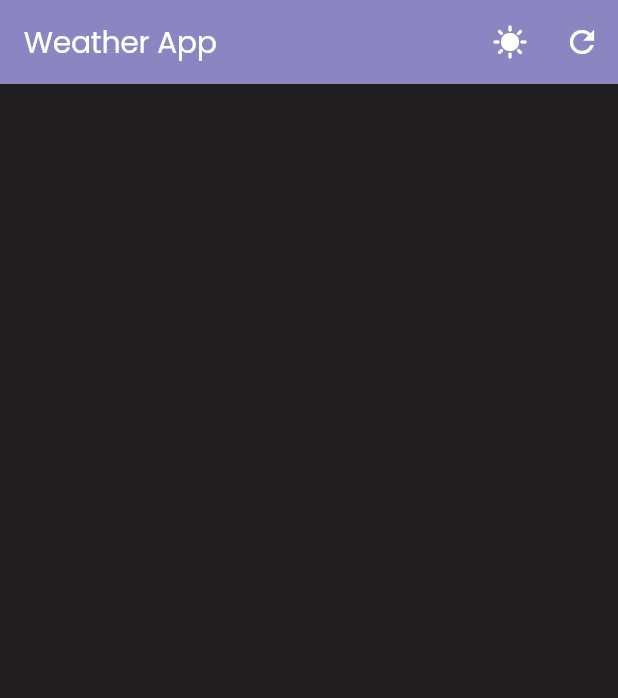
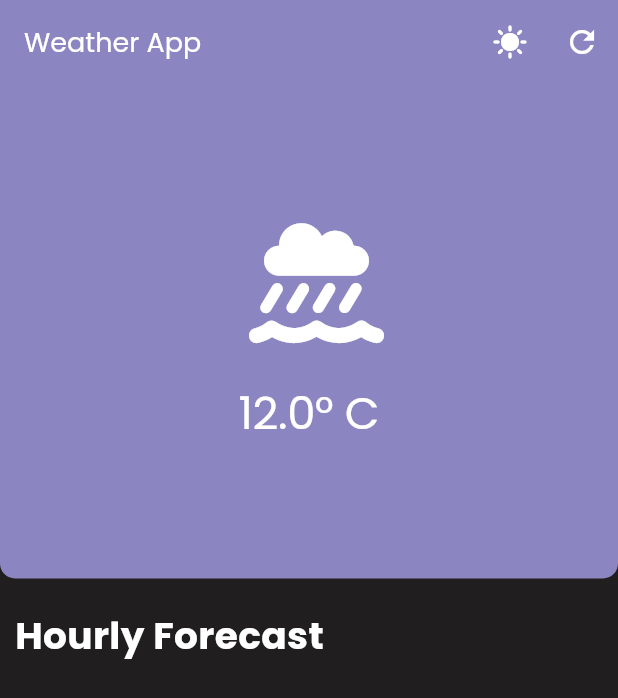
Before and after one commit to ARPAN-DUTTA1/weather_bloc, a Flutter app: the screen it shows after launch, after a tap on the "dark mode" icon, on a phone screen of 412 x 824 dp. Shown: the top 698 px of the screen. Run offline on Flutter 3.47's test engine with Material 3 defaults, Android fonts, the phone set to English and light mode, and no system bars; our stand-ins replace bloc, flutter_animate, flutter_bloc, font_awesome_flutter, go_router; missing offline and left inert: dart:ffi.

Commit message:
side heading done

```diff
--- a/lib/main.dart
+++ b/lib/main.dart
@@ -57,11 +57,11 @@ class MyApp extends StatelessWidget {
                   color: Color.fromARGB(255, 255, 255, 255),
                 ),
                 displayLarge: TextStyle(
-                  fontSize: 20.0,
+                  fontSize: 30.0,
                   color: Color.fromARGB(255, 255, 255, 255),
                 ),
                 displayMedium: TextStyle(
-                  fontSize: 16.0,
+                  fontSize: 18.0,
                   color: Color.fromARGB(255, 255, 255, 255),
                 ),
                 displaySmall: TextStyle(
@@ -100,11 +100,11 @@ class MyApp extends StatelessWidget {
                   color: Color.fromARGB(255, 0, 0, 0),
                 ),
                 displayLarge: TextStyle(
-                  fontSize: 20.0,
+                  fontSize: 30.0,
                   color: Color.fromARGB(255, 255, 255, 255),
                 ),
                 displayMedium: TextStyle(
-                  fontSize: 16.0,
+                  fontSize: 18.0,
                   color: Color.fromARGB(255, 255, 255, 255),
                 ),
                 displaySmall: TextStyle(
--- a/lib/provider/theme_provider/bloc/theme_bloc.dart
+++ b/lib/provider/theme_provider/bloc/theme_bloc.dart
@@ -8,10 +8,10 @@ part 'theme_state.dart';
 
 class ThemeBloc extends Bloc<ThemeEvent, ThemeState> {
   ThemeBloc() : super(ThemeInitial()) {
-    on<ToggleThemeEvent>(toggleThemeEvent);
+    on<ToggleThemeEvent>(_toggleThemeEvent);
   }
 
-  FutureOr<void> toggleThemeEvent(
+  FutureOr<void> _toggleThemeEvent(
     ToggleThemeEvent event,
     Emitter<ThemeState> emit,
   ) {
--- a/lib/screens/weather/weather_screen.dart
+++ b/lib/screens/weather/weather_screen.dart
@@ -1,5 +1,8 @@
 import 'package:flutter/material.dart';
+import 'package:font_awesome_flutter/font_awesome_flutter.dart';
 import 'package:weather_bloc/screens/weather/widgets/custom_appbar.dart';
+import 'package:weather_bloc/screens/weather/widgets/main_weather_card_widget.dart';
+import 'package:weather_bloc/screens/weather/widgets/side_heading_widget.dart';
 
 class WeatherScreen extends StatelessWidget {
   const WeatherScreen({super.key});
@@ -12,6 +15,7 @@ class WeatherScreen extends StatelessWidget {
 
     return Scaffold(
       body: CustomScrollView(
+        physics: BouncingScrollPhysics(),
         slivers: [
           CustomAppbar(
             title: 'Weather App',
@@ -19,7 +23,18 @@ class WeatherScreen extends StatelessWidget {
               // your refresh logic
             },
           ),
-          // SliverToBoxAdapter(child: ),
+          MainWeatherCardWidget(
+            tempText: '12.0° C',
+            color: color.primary,
+            height: size.height * 0.40,
+            width: size.width,
+            icon: FontAwesomeIcons.cloudShowersWater,
+            textStyle: text.displayLarge!,
+          ),
+
+          SideHeadingWidget(sideTitle: 'Hourly Forecast'),
+
+
         ],
       ),
     );
--- a/lib/screens/weather/widgets/custom_appbar.dart
+++ b/lib/screens/weather/widgets/custom_appbar.dart
@@ -15,7 +15,9 @@ class CustomAppbar extends StatelessWidget {
       pinned: false,
       snap: true,
       stretch: true,
-      title: Text(title, style: Theme.of(context).textTheme.displayLarge),
+      // expandedHeight: 200,
+      // forceMaterialTransparency: true,
+      title: Text(title, style: Theme.of(context).textTheme.displayMedium),
       centerTitle: false,
       actions: [
         BlocBuilder<ThemeBloc, ThemeState>(
--- /dev/null
+++ b/lib/screens/weather/widgets/main_weather_card_widget.dart
@@ -0,0 +1,63 @@
+// ignore_for_file: public_member_api_docs, sort_constructors_first
+import 'dart:ffi';
+
+import 'package:flutter/material.dart';
+
+class MainWeatherCardWidget extends StatelessWidget {
+  final String tempText;
+  final Color color;
+  final double height;
+  final double width;
+  final IconData icon;
+  final TextStyle textStyle;
+  const MainWeatherCardWidget({
+    super.key,
+    required this.tempText,
+    required this.color,
+    required this.height,
+    required this.width,
+    required this.icon,
+    required this.textStyle,
+  });
+
+  @override
+  Widget build(BuildContext context) {
+    final isDarkMode = Theme.of(context).brightness == Brightness.dark;
+    return SliverToBoxAdapter(
+      child: Container(
+        decoration: BoxDecoration(
+          borderRadius: BorderRadius.only(
+            bottomLeft: Radius.circular(10),
+            bottomRight: Radius.circular(10),
+          ),
+          boxShadow: isDarkMode
+              ? []
+              : [
+                  BoxShadow(
+                    color: Colors.grey,
+                    blurRadius: 5.0,
+                    spreadRadius: 3.0,
+                  ),
+                ],
+          color: color,
+        ),
+        height: height,
+        width: width,
+        child: Column(
+          mainAxisAlignment: MainAxisAlignment.center,
+          children: [
+            Icon(
+              icon,
+              size: 80.0,
+              color: const Color.fromARGB(255, 255, 255, 255),
+            ),
+            Padding(
+              padding: const EdgeInsets.only(top: 30.0),
+              child: Text(tempText, style: textStyle),
+            ),
+          ],
+        ),
+      ),
+    );
+  }
+}
--- /dev/null
+++ b/lib/screens/weather/widgets/side_heading_widget.dart
@@ -0,0 +1,21 @@
+// ignore_for_file: public_member_api_docs, sort_constructors_first
+import 'package:flutter/material.dart';
+
+class SideHeadingWidget extends StatelessWidget {
+  final String sideTitle;
+  const SideHeadingWidget({Key? key, required this.sideTitle})
+    : super(key: key);
+
+  @override
+  Widget build(BuildContext context) {
+    return SliverToBoxAdapter(
+      child: Padding(
+        padding: const EdgeInsets.symmetric(horizontal: 10.0, vertical: 20.0),
+        child: Text(
+          sideTitle,
+          style: const TextStyle(fontSize: 25.0, fontWeight: FontWeight.bold),
+        ),
+      ),
+    );
+  }
+}
--- a/pubspec.yaml
+++ b/pubspec.yaml
@@ -39,6 +39,7 @@ dependencies:
   bloc: ^9.0.0
   flutter_animate: ^4.5.2
   meta: ^1.9.0
+  font_awesome_flutter: ^10.8.0
 
 dev_dependencies:
   flutter_test:
```
Also changed, not shown: pubspec.lock.
